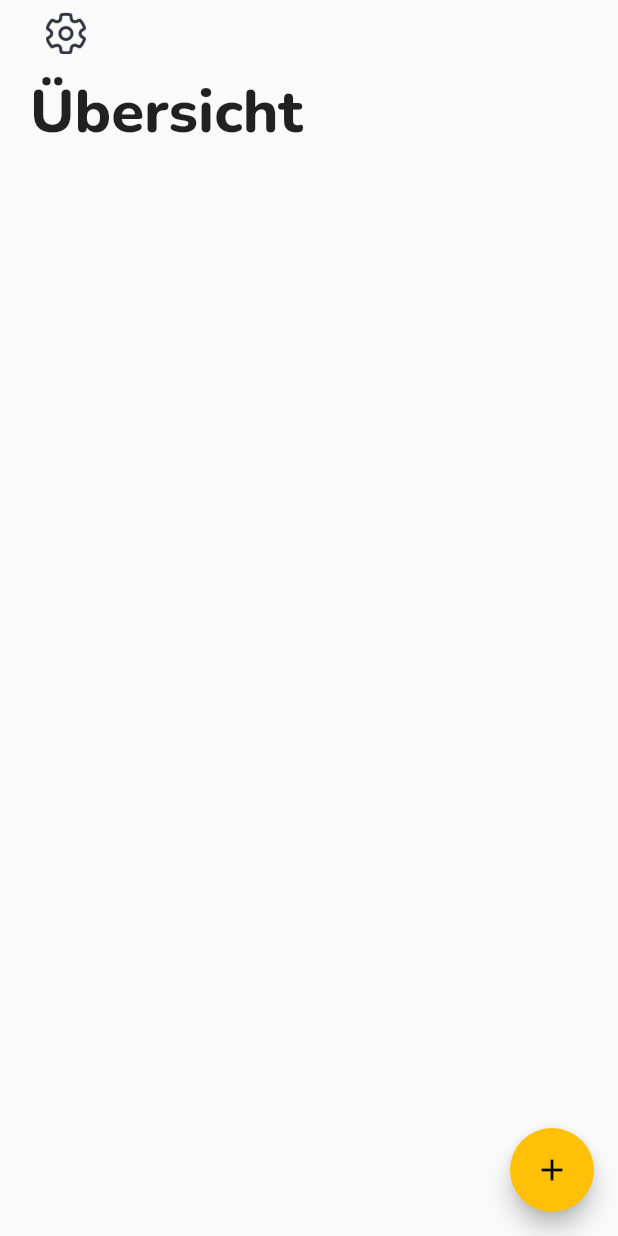
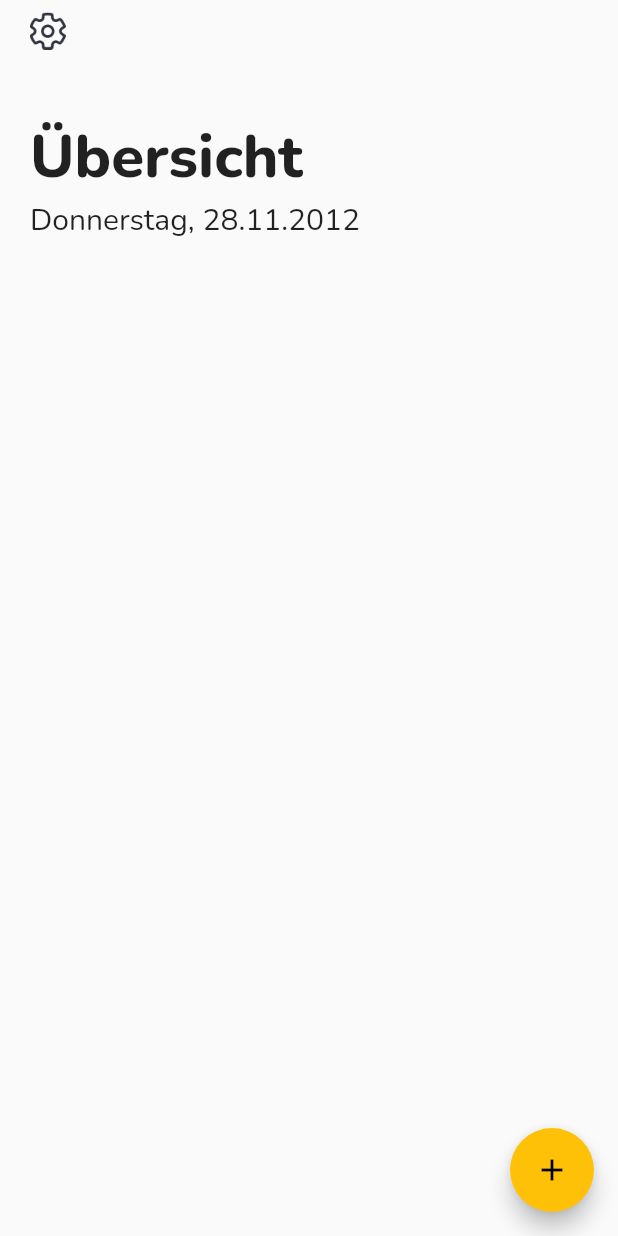
Before and after one commit to brainHausaufgaben/app, a Flutter app: the screen it shows after launch, on a phone screen of 412 x 824 dp. Run offline on Flutter 3.47's test engine with Material 2 defaults, Android fonts, the phone set to English and light mode, and no system bars.

Commit message:
so zeug weiter gemacht nich

```diff
--- a/lib/main.dart
+++ b/lib/main.dart
@@ -51,16 +51,23 @@
           children: <Widget>[
             //Settings Button
             IconButton(
-              padding: const EdgeInsets.only(left: 0,bottom: 12,top: 8,right: 0),
+              alignment: Alignment.centerLeft,
+              padding: const EdgeInsets.only(left: 0,bottom: 45,top: 8,right: 0),
               onPressed: _settings,
               icon: Image.asset( 'icons/settingsButtonIcon.png'),
               iconSize: 25,
-              splashRadius: 10,
+              splashRadius: 1,
             ),
-
+            const Padding(
+                padding: EdgeInsets.only(left: 0,bottom: 0,top: 0,right: 0),
+                child: Text(
+                  "Übersicht",
+                  style: TextStyle(fontFamily: "Nunito",fontWeight: FontWeight.w800,fontSize:40 ),
+              ),
+            ),
             const Text(
-            "Übersicht",
-            style: TextStyle(fontFamily: "Nunito",fontWeight: FontWeight.w800,fontSize:40 ),
+              "Donnerstag, 28.11.2012",
+              style: TextStyle(fontFamily: "Nunito",fontWeight: FontWeight.w400,fontSize:20 ),
             )
           ],
         ),
--- a/pubspec.yaml
+++ b/pubspec.yaml
@@ -79,6 +79,8 @@ flutter:
      fonts:
        - asset: fonts/Nunito/Nunito-ExtraBold.ttf
          weight: 800
+       - asset: fonts/Nunito/Nunito-Regular.ttf
+       - weight: 400
   #       - asset: fonts/Schyler-Italic.ttf
   #         style: italic
   #   - family: Trajan Pro
```
